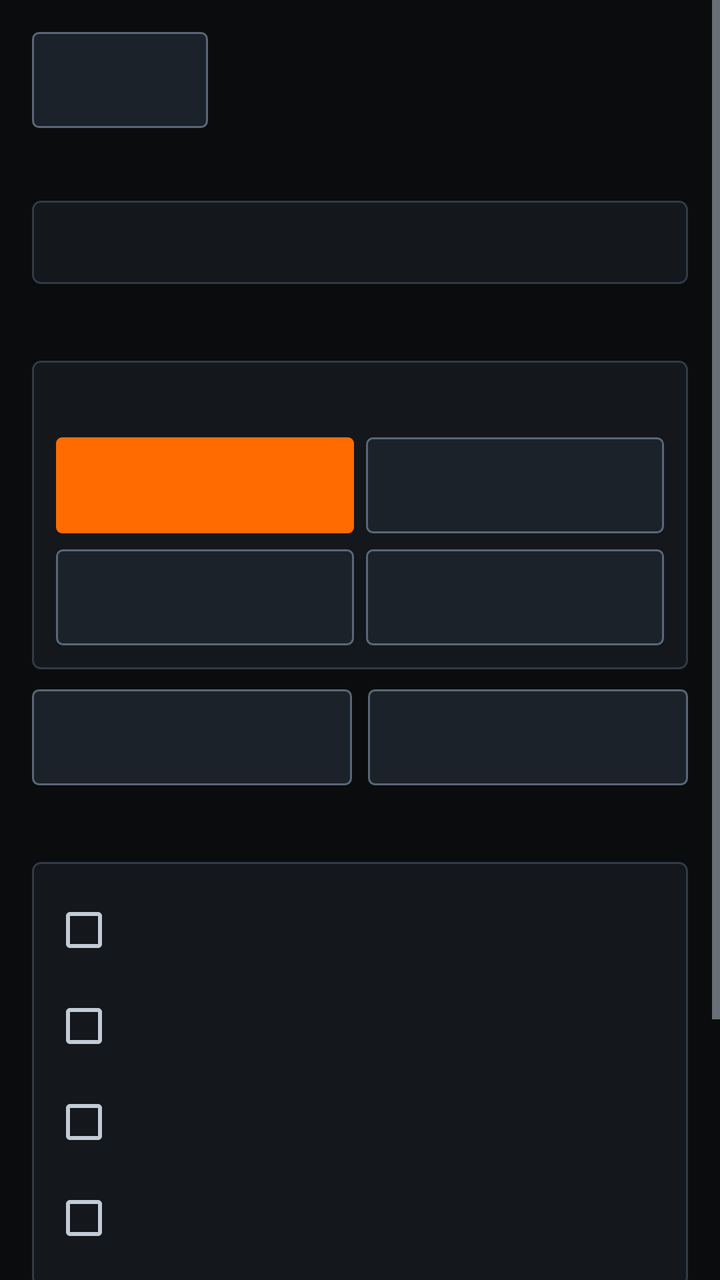
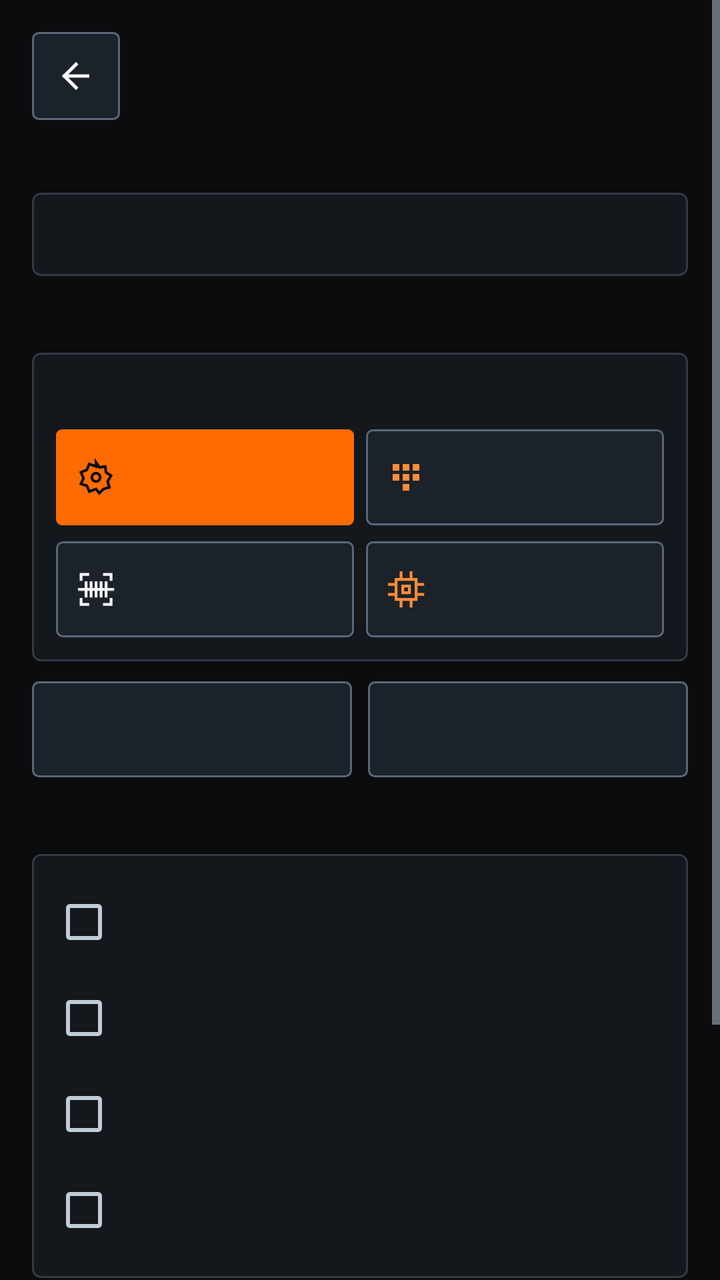

The first picture is an Android layout as it rendered before a commit; the second is the same layout after the commit. The layout source and the unified diff follow.
<!-- AndroidManifest.xml: activity theme Theme.SanepoUnitCheck -->
<!-- res/layout/activity_cod_pre_buy.xml -->
<?xml version="1.0" encoding="utf-8"?>
<ScrollView xmlns:android="http://schemas.android.com/apk/res/android"
    android:id="@+id/rootCodPreBuy"
    android:layout_width="match_parent"
    android:layout_height="match_parent"
    android:background="@color/bg_canvas"
    android:clipToPadding="false">

    <LinearLayout
        android:layout_width="match_parent"
        android:layout_height="wrap_content"
        android:orientation="vertical"
        android:padding="16dp">

        <TextView
            android:id="@+id/tvWizardStep"
            android:layout_width="match_parent"
            android:layout_height="wrap_content"
            android:layout_marginBottom="10dp"
            android:background="@drawable/bg_badge_warn"
            android:paddingHorizontal="10dp"
            android:paddingVertical="6dp"
            android:textColor="@color/status_warn_fg"
            android:textSize="12sp"
            android:textStyle="bold"
            android:visibility="gone" />

        <LinearLayout
            android:layout_width="match_parent"
            android:layout_height="wrap_content"
            android:gravity="center_vertical"
            android:orientation="horizontal">

            <Button
                android:id="@+id/btnBackCod"
                android:layout_width="wrap_content"
                android:layout_height="48dp"
                android:background="@drawable/bg_btn_secondary"
                android:focusable="true"
                android:paddingHorizontal="14dp"
                android:textColor="@color/text_primary" />

            <TextView
                android:id="@+id/tvCodTitle"
                android:layout_width="0dp"
                android:layout_height="wrap_content"
                android:layout_marginStart="12dp"
                android:layout_weight="1"
                android:textColor="@color/text_primary"
                android:textSize="18sp"
                android:textStyle="bold" />
        </LinearLayout>

        <TextView
            android:id="@+id/tvCodAutoHeader"
            style="@style/TechSectionHeader"
            android:layout_width="match_parent"
            android:layout_height="wrap_content"
            android:layout_marginTop="14dp" />

        <TextView
            android:id="@+id/tvCodAutoSafety"
            style="@style/TechValueMono"
            android:layout_width="match_parent"
            android:layout_height="wrap_content"
            android:layout_marginTop="6dp"
            android:background="@drawable/bg_card_sharp"
            android:lineSpacingExtra="4dp"
            android:padding="12dp"
            android:textColor="@color/text_primary" />

        <TextView
            android:id="@+id/tvOemImeiHeader"
            style="@style/TechSectionHeader"
            android:layout_width="match_parent"
            android:layout_height="wrap_content"
            android:layout_marginTop="16dp" />

        <LinearLayout
            android:layout_width="match_parent"
            android:layout_height="wrap_content"
            android:layout_marginTop="6dp"
            android:background="@drawable/bg_card_sharp"
            android:orientation="vertical"
            android:padding="12dp">

            <TextView
                android:id="@+id/tvOemImeiGuide"
                style="@style/TechValueMono"
                android:layout_width="match_parent"
                android:layout_height="wrap_content"
                android:lineSpacingExtra="3dp"
                android:textColor="@color/text_secondary"
                android:textSize="12sp" />

            <LinearLayout
                android:layout_width="match_parent"
                android:layout_height="wrap_content"
                android:layout_marginTop="10dp"
                android:orientation="horizontal">

                <Button
                    android:id="@+id/btnCodImeiSettings"
                    android:layout_width="0dp"
                    android:layout_height="48dp"
                    android:layout_weight="1"
                    android:background="@drawable/bg_btn_primary"
                    android:focusable="true"
                    android:textColor="@color/text_on_accent"
                    android:textSize="11sp"
                    android:textStyle="bold" />

                <Button
                    android:id="@+id/btnCodDialImei"
                    android:layout_width="0dp"
                    android:layout_height="48dp"
                    android:layout_marginStart="6dp"
                    android:layout_weight="1"
                    android:background="@drawable/bg_btn_secondary"
                    android:focusable="true"
                    android:textColor="@color/accent_amber_text"
                    android:textSize="11sp"
                    android:textStyle="bold" />
            </LinearLayout>

            <LinearLayout
                android:layout_width="match_parent"
                android:layout_height="wrap_content"
                android:layout_marginTop="8dp"
                android:orientation="horizontal">

                <Button
                    android:id="@+id/btnCodScanBarcode"
                    android:layout_width="0dp"
                    android:layout_height="48dp"
                    android:layout_weight="1"
                    android:background="@drawable/bg_btn_secondary"
                    android:focusable="true"
                    android:textColor="@color/text_primary"
                    android:textSize="11sp"
                    android:textStyle="bold" />

                <Button
                    android:id="@+id/btnCodOemQcCode"
                    android:layout_width="0dp"
                    android:layout_height="48dp"
                    android:layout_marginStart="6dp"
                    android:layout_weight="1"
                    android:background="@drawable/bg_btn_secondary"
                    android:focusable="true"
                    android:textColor="@color/accent_amber_text"
                    android:textSize="11sp" />
            </LinearLayout>

            <TextView
                android:id="@+id/tvScannedImeiResult"
                style="@style/TechValueMono"
                android:layout_width="match_parent"
                android:layout_height="wrap_content"
                android:layout_marginTop="8dp"
                android:background="@drawable/bg_control_well"
                android:padding="10dp"
                android:textColor="@color/text_primary"
                android:textSize="12sp"
                android:visibility="gone" />
        </LinearLayout>

        <LinearLayout
            android:layout_width="match_parent"
            android:layout_height="wrap_content"
            android:layout_marginTop="10dp"
            android:orientation="horizontal">

            <Button
                android:id="@+id/btnCodOpenAccounts"
                android:layout_width="0dp"
                android:layout_height="48dp"
                android:layout_weight="1"
                android:background="@drawable/bg_btn_secondary"
                android:focusable="true"
                android:textColor="@color/text_primary"
                android:textSize="12sp" />

            <Button
                android:id="@+id/btnCodOpenSecurity"
                android:layout_width="0dp"
                android:layout_height="48dp"
                android:layout_marginStart="8dp"
                android:layout_weight="1"
                android:background="@drawable/bg_btn_secondary"
                android:focusable="true"
                android:textColor="@color/text_primary"
                android:textSize="12sp" />
        </LinearLayout>

        <TextView
            android:id="@+id/tvCodChecklistHeader"
            style="@style/TechSectionHeader"
            android:layout_width="match_parent"
            android:layout_height="wrap_content"
            android:layout_marginTop="16dp" />

        <LinearLayout
            android:layout_width="match_parent"
            android:layout_height="wrap_content"
            android:layout_marginTop="6dp"
            android:background="@drawable/bg_card_sharp"
            android:orientation="vertical"
            android:padding="10dp">

            <CheckBox
                android:id="@+id/cbAccountClear"
                android:layout_width="match_parent"
                android:layout_height="wrap_content"
                android:minHeight="48dp"
                android:textColor="@color/text_primary"
                android:textSize="13sp" />

            <CheckBox
                android:id="@+id/cbResetReady"
                android:layout_width="match_parent"
                android:layout_height="wrap_content"
                android:minHeight="48dp"
                android:textColor="@color/text_primary"
                android:textSize="13sp" />

            <CheckBox
                android:id="@+id/cbImeiMatch"
                android:layout_width="match_parent"
                android:layout_height="wrap_content"
                android:minHeight="48dp"
                android:textColor="@color/text_primary"
                android:textSize="13sp" />

            <CheckBox
                android:id="@+id/cbPhysicalOk"
                android:layout_width="match_parent"
                android:layout_height="wrap_content"
                android:minHeight="48dp"
                android:textColor="@color/text_primary"
                android:textSize="13sp" />
        </LinearLayout>

        <TextView
            android:id="@+id/tvDefectSummaryHeader"
            style="@style/TechSectionHeader"
            android:layout_width="match_parent"
            android:layout_height="wrap_content"
            android:layout_marginTop="16dp" />

        <TextView
            android:id="@+id/tvAutoDefectVerdict"
            style="@style/TechValueMono"
            android:layout_width="match_parent"
            android:layout_height="wrap_content"
            android:layout_marginTop="6dp"
            android:background="@drawable/bg_badge_pass"
            android:lineSpacingExtra="4dp"
            android:padding="12dp"
            android:textColor="@color/status_pass_fg"
            android:textSize="12sp"
            android:textStyle="bold" />

        <LinearLayout
            android:layout_width="match_parent"
            android:layout_height="wrap_content"
            android:layout_marginTop="18dp"
            android:orientation="horizontal">

            <Button
                android:id="@+id/btnCodPass"
                android:layout_width="0dp"
                android:layout_height="48dp"
                android:layout_weight="1"
                android:background="@drawable/bg_badge_pass"
                android:focusable="true"
                android:textColor="@color/status_pass_fg"
                android:textStyle="bold" />

            <Button
                android:id="@+id/btnCodFail"
                android:layout_width="0dp"
                android:layout_height="48dp"
                android:layout_marginStart="10dp"
                android:layout_weight="1"
                android:background="@drawable/bg_badge_fail"
                android:focusable="true"
                android:textColor="@color/status_fail_fg"
                android:textStyle="bold" />
        </LinearLayout>
    </LinearLayout>
</ScrollView>
<!-- resources referenced by this layout -->
<resources>
  <color name="bg_canvas">#0A0C0E</color>
  <color name="bg_well">#1C2229</color>
  <color name="border_focus">#FF8533</color>
  <color name="bg_surface">#14181D</color>
  <color name="border_sharp">#323A45</color>
  <!-- unchanged entries left out for length: 27 -->
</resources>

<!-- the commit's change to res/layout/activity_cod_pre_buy.xml (unified diff, before → after) -->
@@ -1,5 +1,6 @@
 <?xml version="1.0" encoding="utf-8"?>
 <ScrollView xmlns:android="http://schemas.android.com/apk/res/android"
+    xmlns:app="http://schemas.android.com/apk/res-auto"
     android:id="@+id/rootCodPreBuy"
     android:layout_width="match_parent"
     android:layout_height="match_parent"
@@ -31,14 +32,17 @@
             android:gravity="center_vertical"
             android:orientation="horizontal">
 
-            <Button
+            <ImageButton
                 android:id="@+id/btnBackCod"
-                android:layout_width="wrap_content"
-                android:layout_height="48dp"
+                android:layout_width="44dp"
+                android:layout_height="44dp"
                 android:background="@drawable/bg_btn_secondary"
-                android:focusable="true"
-                android:paddingHorizontal="14dp"
-                android:textColor="@color/text_primary" />
+                android:contentDescription="Back"
+                android:focusable="true"
+                android:padding="11dp"
+                android:scaleType="centerInside"
+                android:src="@drawable/ic_back"
+                app:tint="@color/text_primary" />
 
             <TextView
                 android:id="@+id/tvCodTitle"
@@ -105,10 +109,15 @@
                     android:layout_height="48dp"
                     android:layout_weight="1"
                     android:background="@drawable/bg_btn_primary"
+                    android:drawablePadding="6dp"
                     android:focusable="true"
+                    android:gravity="center"
+                    android:paddingHorizontal="10dp"
                     android:textColor="@color/text_on_accent"
                     android:textSize="11sp"
-                    android:textStyle="bold" />
+                    android:textStyle="bold"
+                    app:drawableStartCompat="@drawable/ic_settings_gear"
+                    app:drawableTint="@color/text_on_accent" />
 
                 <Button
                     android:id="@+id/btnCodDialImei"
@@ -117,10 +126,15 @@
                     android:layout_marginStart="6dp"
                     android:layout_weight="1"
                     android:background="@drawable/bg_btn_secondary"
+                    android:drawablePadding="6dp"
                     android:focusable="true"
+                    android:gravity="center"
+                    android:paddingHorizontal="10dp"
                     android:textColor="@color/accent_amber_text"
                     android:textSize="11sp"
-                    android:textStyle="bold" />
+                    android:textStyle="bold"
+                    app:drawableStartCompat="@drawable/ic_dialer_pad"
+                    app:drawableTint="@color/accent_amber_text" />
             </LinearLayout>
 
             <LinearLayout
@@ -135,10 +149,15 @@
                     android:layout_height="48dp"
                     android:layout_weight="1"
                     android:background="@drawable/bg_btn_secondary"
+                    android:drawablePadding="6dp"
                     android:focusable="true"
+                    android:gravity="center"
+                    android:paddingHorizontal="10dp"
                     android:textColor="@color/text_primary"
                     android:textSize="11sp"
-                    android:textStyle="bold" />
+                    android:textStyle="bold"
+                    app:drawableStartCompat="@drawable/ic_barcode_scan"
+                    app:drawableTint="@color/text_primary" />
 
                 <Button
                     android:id="@+id/btnCodOemQcCode"
@@ -147,9 +166,14 @@
                     android:layout_marginStart="6dp"
                     android:layout_weight="1"
                     android:background="@drawable/bg_btn_secondary"
+                    android:drawablePadding="6dp"
                     android:focusable="true"
+                    android:gravity="center"
+                    android:paddingHorizontal="10dp"
                     android:textColor="@color/accent_amber_text"
-                    android:textSize="11sp" />
+                    android:textSize="11sp"
+                    app:drawableStartCompat="@drawable/ic_specs_chip"
+                    app:drawableTint="@color/accent_amber_text" />
             </LinearLayout>
 
             <TextView
@@ -273,9 +297,14 @@
                 android:layout_height="48dp"
                 android:layout_weight="1"
                 android:background="@drawable/bg_badge_pass"
-                android:focusable="true"
+                android:drawablePadding="6dp"
+                android:focusable="true"
+                android:gravity="center"
+                android:paddingHorizontal="10dp"
                 android:textColor="@color/status_pass_fg"
-                android:textStyle="bold" />
+                android:textStyle="bold"
+                app:drawableStartCompat="@drawable/ic_check_mark"
+                app:drawableTint="@color/status_pass_fg" />
 
             <Button
                 android:id="@+id/btnCodFail"
@@ -284,9 +313,14 @@
                 android:layout_marginStart="10dp"
                 android:layout_weight="1"
                 android:background="@drawable/bg_badge_fail"
-                android:focusable="true"
+                android:drawablePadding="6dp"
+                android:focusable="true"
+                android:gravity="center"
+                android:paddingHorizontal="10dp"
                 android:textColor="@color/status_fail_fg"
-                android:textStyle="bold" />
+                android:textStyle="bold"
+                app:drawableStartCompat="@drawable/ic_cross_mark"
+                app:drawableTint="@color/status_fail_fg" />
         </LinearLayout>
     </LinearLayout>
 </ScrollView>
<!-- resource entries referenced after the edit -->
@@ -1,6 +1,101 @@
 <!-- resources referenced by this layout -->
 <resources>
   <color name="bg_canvas">#0A0C0E</color>
+  <!-- drawable ic_back (drawable) -->
+  <?xml version="1.0" encoding="utf-8"?>
+  <vector xmlns:android="http://schemas.android.com/apk/res/android"
+      android:width="20dp"
+      android:height="20dp"
+      android:viewportWidth="24"
+      android:viewportHeight="24">
+      <path
+          android:pathData="M19,12 H5 M12,5 L5,12 L12,19"
+          android:strokeColor="#FFFFFF"
+          android:strokeLineCap="square"
+          android:strokeLineJoin="miter"
+          android:strokeWidth="2" />
+  </vector>
+  <!-- drawable ic_barcode_scan (drawable) -->
+  <?xml version="1.0" encoding="utf-8"?>
+  <vector xmlns:android="http://schemas.android.com/apk/res/android"
+      android:width="20dp"
+      android:height="20dp"
+      android:viewportWidth="24"
+      android:viewportHeight="24">
+      <path
+          android:pathData="M3,6 V3 H7 M17,3 H21 V6 M3,18 V21 H7 M17,21 H21 V18 M6,8 V16 M9,8 V16 M12,8 V16 M15,8 V16 M18,8 V16 M2,12 H22"
+          android:strokeColor="#FFFFFF"
+          android:strokeLineCap="square"
+          android:strokeLineJoin="miter"
+          android:strokeWidth="1.7" />
+  </vector>
+  <!-- drawable ic_check_mark (drawable) -->
+  <?xml version="1.0" encoding="utf-8"?>
+  <vector xmlns:android="http://schemas.android.com/apk/res/android"
+      android:width="20dp"
+      android:height="20dp"
+      android:viewportWidth="24"
+      android:viewportHeight="24">
+      <path
+          android:pathData="M4,12.5 L9.5,18 L20,6.5"
+          android:strokeColor="#FFFFFF"
+          android:strokeLineCap="square"
+          android:strokeLineJoin="miter"
+          android:strokeWidth="2.3" />
+  </vector>
+  <!-- drawable ic_cross_mark (drawable) -->
+  <?xml version="1.0" encoding="utf-8"?>
+  <vector xmlns:android="http://schemas.android.com/apk/res/android"
+      android:width="20dp"
+      android:height="20dp"
+      android:viewportWidth="24"
+      android:viewportHeight="24">
+      <path
+          android:pathData="M6,6 L18,18 M18,6 L6,18"
+          android:strokeColor="#FFFFFF"
+          android:strokeLineCap="square"
+          android:strokeLineJoin="miter"
+          android:strokeWidth="2.3" />
+  </vector>
+  <!-- drawable ic_dialer_pad (drawable) -->
+  <?xml version="1.0" encoding="utf-8"?>
+  <vector xmlns:android="http://schemas.android.com/apk/res/android"
+      android:width="20dp"
+      android:height="20dp"
+      android:viewportWidth="24"
+      android:viewportHeight="24">
+      <path
+          android:fillColor="#FFFFFF"
+          android:pathData="M4,4 H8 V8 H4 Z M10,4 H14 V8 H10 Z M16,4 H20 V8 H16 Z M4,10 H8 V14 H4 Z M10,10 H14 V14 H10 Z M16,10 H20 V14 H16 Z M10,16 H14 V20 H10 Z" />
+  </vector>
+  <!-- drawable ic_settings_gear (drawable) -->
+  <?xml version="1.0" encoding="utf-8"?>
+  <vector xmlns:android="http://schemas.android.com/apk/res/android"
+      android:width="20dp"
+      android:height="20dp"
+      android:viewportWidth="24"
+      android:viewportHeight="24">
+      <path
+          android:pathData="M12,3 L14,6 L17.5,5.5 L18,9 L21,11 L19,14.5 L20,18 L16.5,19 L14,21.5 L12,19 L8,20.5 L6.5,17 L3,16 L4.5,12.5 L3,9 L6.5,7.5 L8,4 L12,5.5 Z M9.5,12 A2.5,2.5 0 1,0 14.5,12 A2.5,2.5 0 1,0 9.5,12 Z"
+          android:strokeColor="#FFFFFF"
+          android:strokeLineCap="square"
+          android:strokeLineJoin="miter"
+          android:strokeWidth="1.6" />
+  </vector>
+  <!-- drawable ic_specs_chip (drawable) -->
+  <?xml version="1.0" encoding="utf-8"?>
+  <vector xmlns:android="http://schemas.android.com/apk/res/android"
+      android:width="20dp"
+      android:height="20dp"
+      android:viewportWidth="24"
+      android:viewportHeight="24">
+      <path
+          android:pathData="M6,6 H18 V18 H6 Z M9,2 V6 M15,2 V6 M9,18 V22 M15,18 V22 M2,9 H6 M2,15 H6 M18,9 H22 M18,15 H22 M10,10 H14 V14 H10 Z"
+          android:strokeColor="#FFFFFF"
+          android:strokeLineCap="square"
+          android:strokeLineJoin="miter"
+          android:strokeWidth="1.7" />
+  </vector>
   <color name="bg_well">#1C2229</color>
   <color name="border_focus">#FF8533</color>
   <color name="bg_surface">#14181D</color>
